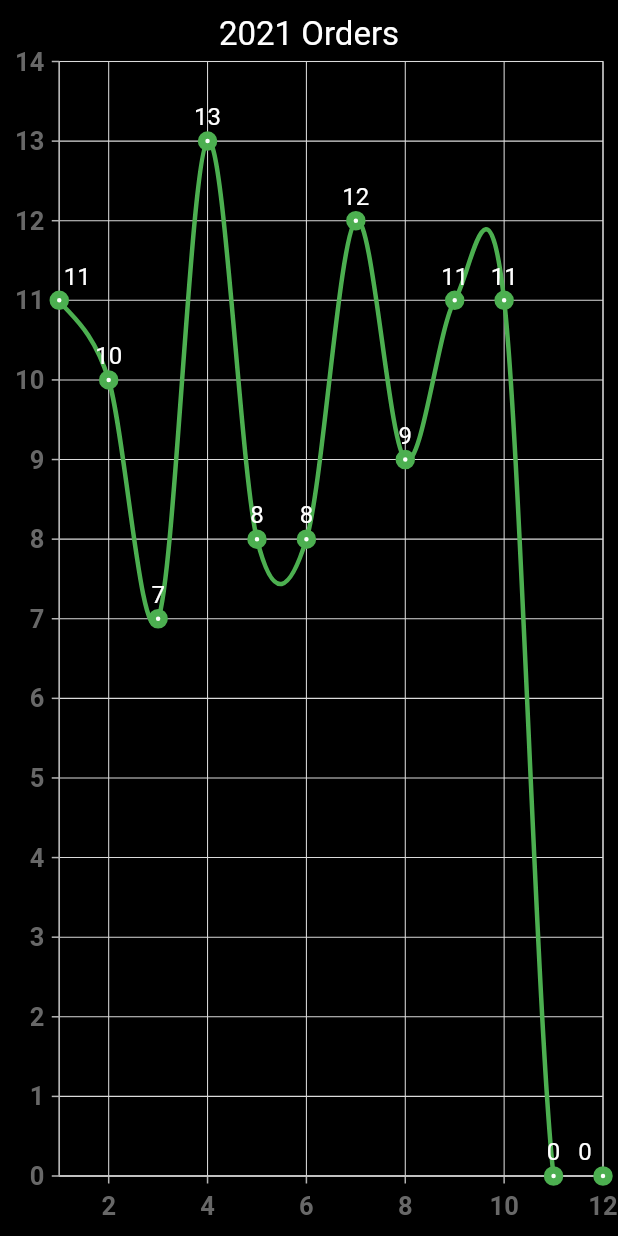
After one commit to AbdallahLabib/task, a Flutter app: the GraphScreenPhone screen opened directly, on a phone screen of 412 x 824 dp. The commit adds this screen. Run offline on Flutter 3.47's test engine with Material 2 defaults, Android fonts, the phone set to English and light mode, and no system bars; our stand-ins replace google_fonts, syncfusion_flutter_charts.

Commit message:
handle ui for web

```diff
--- /dev/null
+++ b/lib/UI/phone/graph_screen_phone.dart
@@ -0,0 +1,75 @@
+import 'package:flap_kap/model/sales_model.dart';
+import 'package:flap_kap/provider/order_provider.dart';
+import 'package:flutter/material.dart';
+import 'package:syncfusion_flutter_charts/charts.dart';
+
+class GraphScreenPhone extends StatefulWidget {
+  const GraphScreenPhone({Key? key}) : super(key: key);
+
+  @override
+  State<GraphScreenPhone> createState() => _GraphScreenPhoneState();
+}
+
+class _GraphScreenPhoneState extends State<GraphScreenPhone> {
+  late TooltipBehavior _tooltipBehavior;
+  @override
+  void initState() {
+    OrderProvider().getOrdersSalesPerMonth();
+    _tooltipBehavior = TooltipBehavior(enable: true);
+    super.initState();
+  }
+
+  @override
+  Widget build(BuildContext context) {
+    return Scaffold(
+      body: SfCartesianChart(
+        title: ChartTitle(
+            text: '2021 Orders',
+            textStyle: const TextStyle(
+              color: Colors.white,
+              fontSize: 22,
+            )),
+        backgroundColor: Colors.black,
+        tooltipBehavior: _tooltipBehavior,
+        //legend: Legend(isVisible: true),
+        series: <SplineSeries>[
+          SplineSeries<SalesModel, int>(
+            dataSource: OrderProvider.sales,
+            xValueMapper: (SalesModel sales, _) => sales.month,
+            yValueMapper: (SalesModel sales, _) => sales.sales,
+            markerSettings:
+                const MarkerSettings(isVisible: true, borderWidth: 5),
+            dataLabelSettings: const DataLabelSettings(
+              isVisible: true,
+              textStyle: TextStyle(
+                fontWeight: FontWeight.w400,
+                fontSize: 16,
+                color: Colors.white,
+              ),
+            ),
+            //dashArray: const [20, 5],
+            enableTooltip: true,
+            splineType: SplineType.cardinal,
+            width: 3,
+            color: Colors.green,
+          )
+        ],
+        primaryXAxis: NumericAxis(
+          edgeLabelPlacement: EdgeLabelPlacement.shift,
+          labelStyle: const TextStyle(
+            fontSize: 17,
+            fontWeight: FontWeight.bold,
+          ),
+        ),
+        primaryYAxis: NumericAxis(
+          labelStyle: const TextStyle(
+            fontSize: 17,
+            fontWeight: FontWeight.bold,
+          ),
+        ),
+      )
+      ,
+    )
+    ;
+  }
+}
--- a/lib/main.dart
+++ b/lib/main.dart
@@ -1,6 +1,9 @@
-import 'package:flap_kap/UI/numeric_metrics.dart';
+import 'package:flap_kap/UI/phone/numeric_metrics_phone.dart';
+import 'package:flap_kap/UI/web/numeric_metrics_web.dart';
+import 'package:flutter/gestures.dart';
 import 'package:flutter/material.dart';
 import 'package:google_fonts/google_fonts.dart';
+import 'package:flutter/foundation.dart' show kIsWeb;
 
 void main() {
   runApp(const MyApp());
@@ -13,11 +16,22 @@ class MyApp extends StatelessWidget {
   @override
   Widget build(BuildContext context) {
     return MaterialApp(
+      scrollBehavior: AppScrollBehavior(),
       debugShowCheckedModeBanner: false,
       theme: ThemeData(
         textTheme: TextTheme(bodyText2: GoogleFonts.varelaRound()),
       ),
-      home: const NumericMetrics(),
+      home: kIsWeb
+          ?  NumericMetricsWeb()
+          : const NumericMetricsPhone(),
     );
   }
 }
+
+class AppScrollBehavior extends MaterialScrollBehavior {
+  @override
+  Set<PointerDeviceKind> get dragDevices => {
+        PointerDeviceKind.touch,
+        PointerDeviceKind.mouse,
+      };
+}
--- a/lib/provider/order_provider.dart
+++ b/lib/provider/order_provider.dart
@@ -34,8 +34,32 @@ class OrderProvider with ChangeNotifier {
     return numberOfReturnedOrders;
   }
 
-  static final cards = [
+  static final cardsForPhone = [
     null,
+    CardModel(
+      icon: Assets.shoppingBag,
+      iconcolor: Colors.green,
+      ordersNm: data.length.toString(),
+      text: 'Total number of orders in 2021',
+      circleColor: Colors.greenAccent.withOpacity(0.1),
+    ),
+    CardModel(
+      icon: Assets.average,
+      iconcolor: Colors.blue,
+      ordersNm: OrderProvider().getAvg().toInt().toString() + '\$',
+      text: 'Average price of orders in 2021',
+      circleColor: Colors.blueAccent.withOpacity(0.1),
+    ),
+    CardModel(
+      icon: Assets.returnBox,
+      iconcolor: Colors.red,
+      ordersNm: OrderProvider().getNumberOfReturnedOrders().toString(),
+      text: 'Total number of returned orders in 2021',
+      circleColor: Colors.redAccent.withOpacity(0.1),
+    ),
+  ];
+
+  static final cardsForWeb = [
     CardModel(
       icon: Assets.shoppingBag,
       iconcolor: Colors.green,
```
Also changed, not shown: lib/UI/graph_screen.dart (deleted, +0 -75 lines), lib/UI/phone/numeric_metrics_phone.dart (renamed from lib/UI/numeric_metrics.dart, +32 -30 lines), lib/UI/web/graph_screen_web.dart (added, +73 -0 lines), lib/UI/web/numeric_metrics_web.dart (added, +232 -0 lines).
